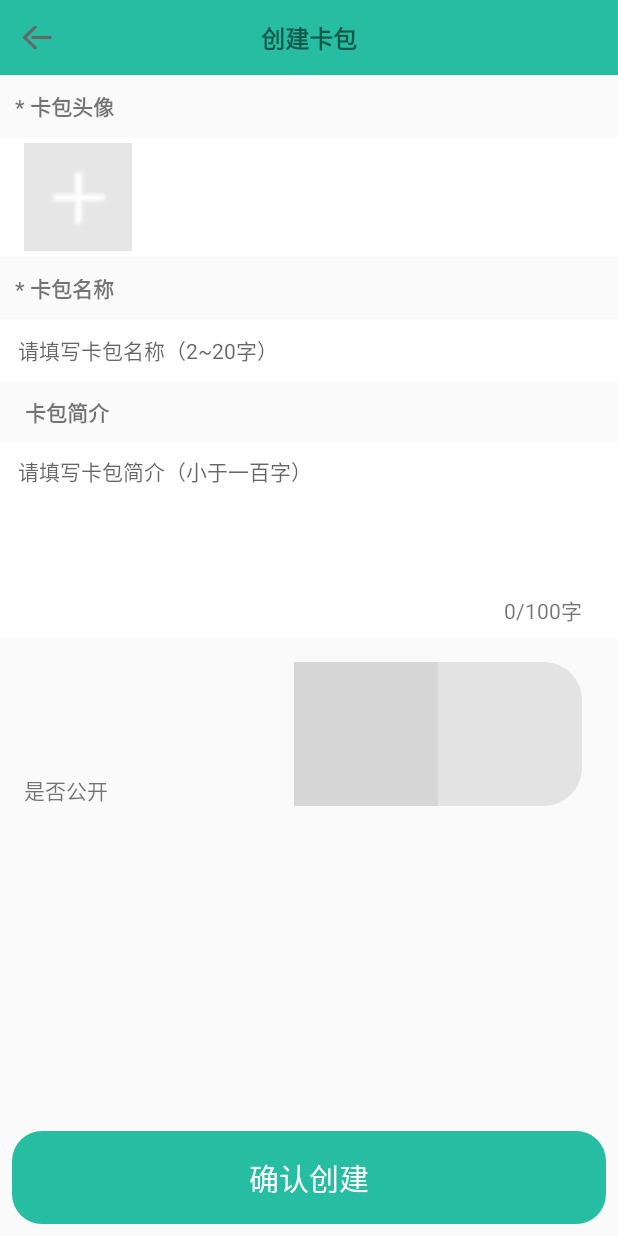
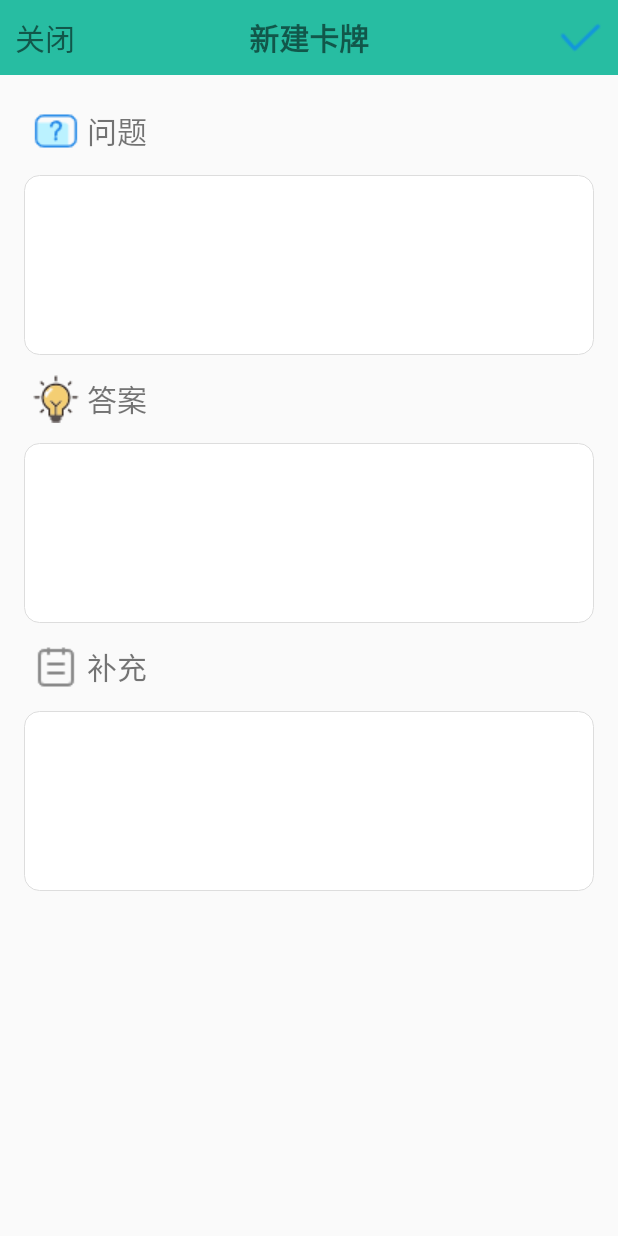
Before and after one commit to LoveLifeEveryday/MemoryKeeper, an Android app: the CreateCardActivity screen opened directly, with no data from a screen before it, after a tap on "确认创建", on a phone screen of 412 x 824 dp. Run offline under Robolectric (Android 15) with nearby library versions, the phone set to English and light mode, and no system bars; our stand-ins replace ButterKnife, RxJava; libraries missing offline, so code that uses them is left out: com.gyf.immersionbar, com.tbruyelle.rxpermissions2, com.zhihu.matisse, ren.yale.android; pictures from the network do not load; 3 statements that could not run were skipped.

Commit message:
feat: 更改风格颜色

```diff
--- a/app/src/main/java/com/xcynice/memorykeeper/module/CreateBag/activity/CreateCardActivity.java
+++ b/app/src/main/java/com/xcynice/memorykeeper/module/CreateBag/activity/CreateCardActivity.java
@@ -26,6 +26,7 @@ import com.xcynice.memorykeeper.base.BaseActivity;
 import com.xcynice.memorykeeper.bean.CardBag;
 import com.xcynice.memorykeeper.module.CreateBag.presenter.CreateBagPresenter;
 import com.xcynice.memorykeeper.module.CreateBag.view.ICreateBagView;
+import com.xcynice.memorykeeper.module.study.activity.ReleaseCardActivity;
 import com.xcynice.memorykeeper.util.LogUtil;
 import com.xcynice.memorykeeper.util.ToastUtil;
 import com.zhihu.matisse.Matisse;
@@ -250,7 +251,7 @@ public class CreateCardActivity extends BaseActivity<CreateBagPresenter> impleme
                 getImage();
                 break;
             case R.id.create_card_to_create_tv:
-                LogUtil.d("点击了按钮");
+               /* LogUtil.d("点击了按钮");
                 if (mPortraitUri == null) {
                     ToastUtil.showCenterToast("头像不能为空");
                     return;
@@ -265,7 +266,9 @@ public class CreateCardActivity extends BaseActivity<CreateBagPresenter> impleme
                 }
                 CardBag cardBag = getCardBag();
                 presenter.createNewCardBag(cardBag);
-                break;
+                break;*/
+                startActivity(new Intent(this, ReleaseCardActivity.class));
+
         }
     }
 }
--- /dev/null
+++ b/app/src/main/java/com/xcynice/memorykeeper/module/study/activity/ReleaseCardActivity.java
@@ -0,0 +1,46 @@
+package com.xcynice.memorykeeper.module.study.activity;
+
+import androidx.appcompat.app.AppCompatActivity;
+import androidx.constraintlayout.widget.ConstraintLayout;
+
+import android.os.Bundle;
+import android.widget.EditText;
+import android.widget.TextView;
+
+import com.gyf.immersionbar.ImmersionBar;
+import com.xcynice.memorykeeper.R;
+
+public class ReleaseCardActivity extends AppCompatActivity {
+    private ConstraintLayout mConstraintLayout;
+    private TextView mRefreshIv;
+    private TextView mTextView5;
+    private TextView mTextView6;
+    private EditText mEditTextTextMultiLine;
+    private TextView mTextView7;
+    private EditText mEditTextTextMultiLine2;
+    private TextView mTextView8;
+    private EditText mEditTextTextMultiLine3;
+
+
+
+    @Override
+    protected void onCreate(Bundle savedInstanceState) {
+        super.onCreate(savedInstanceState);
+        setContentView(R.layout.fragment_release_card);
+        initView();
+
+    }
+
+    private void initView() {
+        mConstraintLayout = findViewById(R.id.constraintLayout);
+        mRefreshIv = findViewById(R.id.refresh_iv);
+        mTextView5 = findViewById(R.id.textView5);
+        mTextView6 = findViewById(R.id.textView6);
+        mEditTextTextMultiLine = findViewById(R.id.editTextTextMultiLine);
+        mTextView7 = findViewById(R.id.textView7);
+        mEditTextTextMultiLine2 = findViewById(R.id.editTextTextMultiLine2);
+        mTextView8 = findViewById(R.id.textView8);
+        mEditTextTextMultiLine3 = findViewById(R.id.editTextTextMultiLine3);
+        ImmersionBar.with(this).titleBar(mConstraintLayout).init();
+    }
+}
--- a/app/src/main/res/layout/fragment_mine.xml
+++ b/app/src/main/res/layout/fragment_mine.xml
@@ -12,10 +12,9 @@
 
 
     <LinearLayout
-            android:background="#37c1c3"
+            android:background="#27bda2"
             android:paddingBottom="20dp"
             android:id="@+id/ll_head"
-
             android:paddingTop="@dimen/dp_10"
             android:layout_width="match_parent"
             android:layout_height="wrap_content">
--- a/app/src/main/res/layout/fragment_release_card.xml
+++ b/app/src/main/res/layout/fragment_release_card.xml
@@ -11,21 +11,19 @@
         android:layout_width="match_parent"
         android:layout_height="wrap_content"
         android:layout_alignParentTop="true"
-        android:background="#FFFFFF	"
+        android:background="#27bda2"
         app:layout_constraintEnd_toEndOf="parent"
+        app:layout_constraintHorizontal_bias="0.0"
         app:layout_constraintStart_toStartOf="parent"
         app:layout_constraintTop_toTopOf="parent">
 
-        <TextView
-            android:id="@+id/refresh_iv"
-            android:layout_width="wrap_content"
-            android:layout_height="wrap_content"
-            android:gravity="center_vertical"
+        <ImageView
+            android:layout_width="50dp"
+            android:layout_height="50dp"
             android:padding="10sp"
-            android:textSize = "20sp"
-            android:text="关闭"
+            android:src="@drawable/ic_commit"
             app:layout_constraintBottom_toBottomOf="parent"
-            app:layout_constraintStart_toStartOf="parent"
+            app:layout_constraintEnd_toEndOf="parent"
             app:layout_constraintTop_toTopOf="parent" />
 
         <TextView
@@ -35,20 +33,23 @@
             android:layout_centerInParent="true"
             android:gravity="center_horizontal"
             android:text="新建卡牌"
-            android:textSize = "20sp"
+            android:textSize="20sp"
             android:textStyle="bold"
             app:layout_constraintBottom_toBottomOf="parent"
             app:layout_constraintEnd_toEndOf="parent"
             app:layout_constraintStart_toStartOf="@+id/refresh_iv"
             app:layout_constraintTop_toTopOf="parent" />
 
-        <ImageView
-            android:layout_width="50dp"
-            android:layout_height="50dp"
-            android:src = "@drawable/ic_commit"
-            android:padding ="10sp"
+        <TextView
+            android:id="@+id/refresh_iv"
+            android:layout_width="wrap_content"
+            android:layout_height="wrap_content"
+            android:gravity="center_vertical"
+            android:padding="10sp"
+            android:text="关闭"
+            android:textSize="20sp"
             app:layout_constraintBottom_toBottomOf="parent"
-            app:layout_constraintEnd_toEndOf="parent"
+            app:layout_constraintStart_toStartOf="parent"
             app:layout_constraintTop_toTopOf="parent" />
 
     </androidx.constraintlayout.widget.ConstraintLayout>
--- a/app/src/main/res/layout/title_bar.xml
+++ b/app/src/main/res/layout/title_bar.xml
@@ -2,7 +2,7 @@
 <LinearLayout xmlns:android="http://schemas.android.com/apk/res/android"
         android:orientation="vertical"
         android:id="@+id/title_bar"
-        android:background="#37c1c3"
+        android:background="#27bda2"
         android:layout_width="match_parent"
         android:layout_height="45dp"
         android:gravity="top">
```
Also changed, not shown: app/src/main/AndroidManifest.xml (+14 -12 lines).
